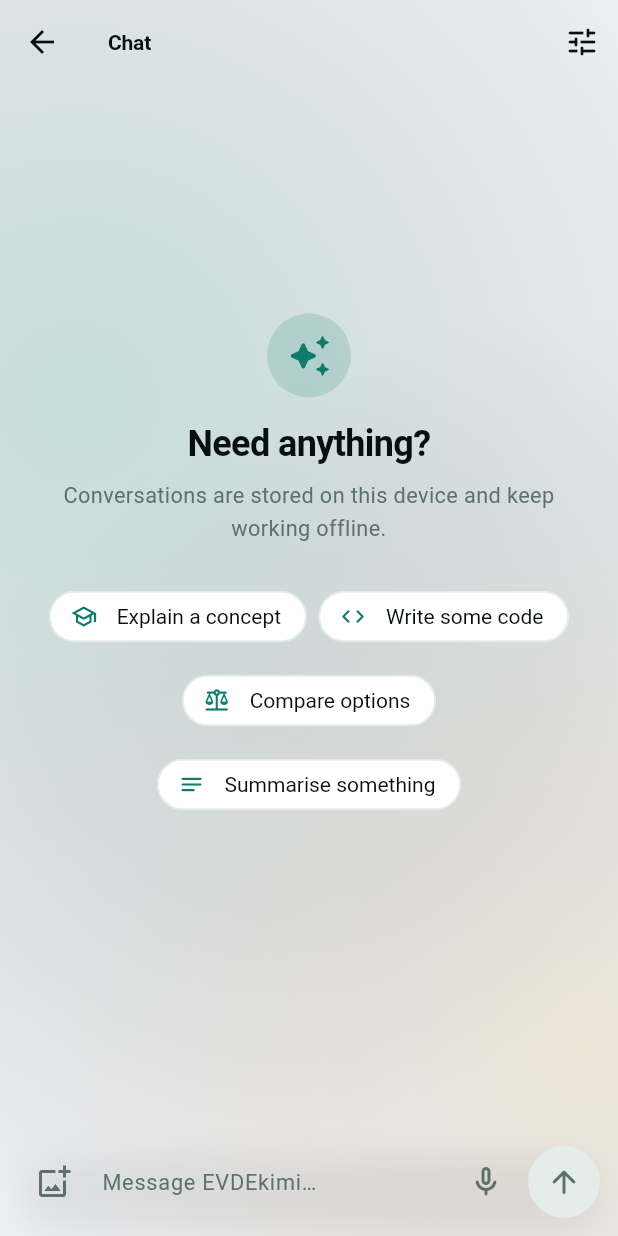
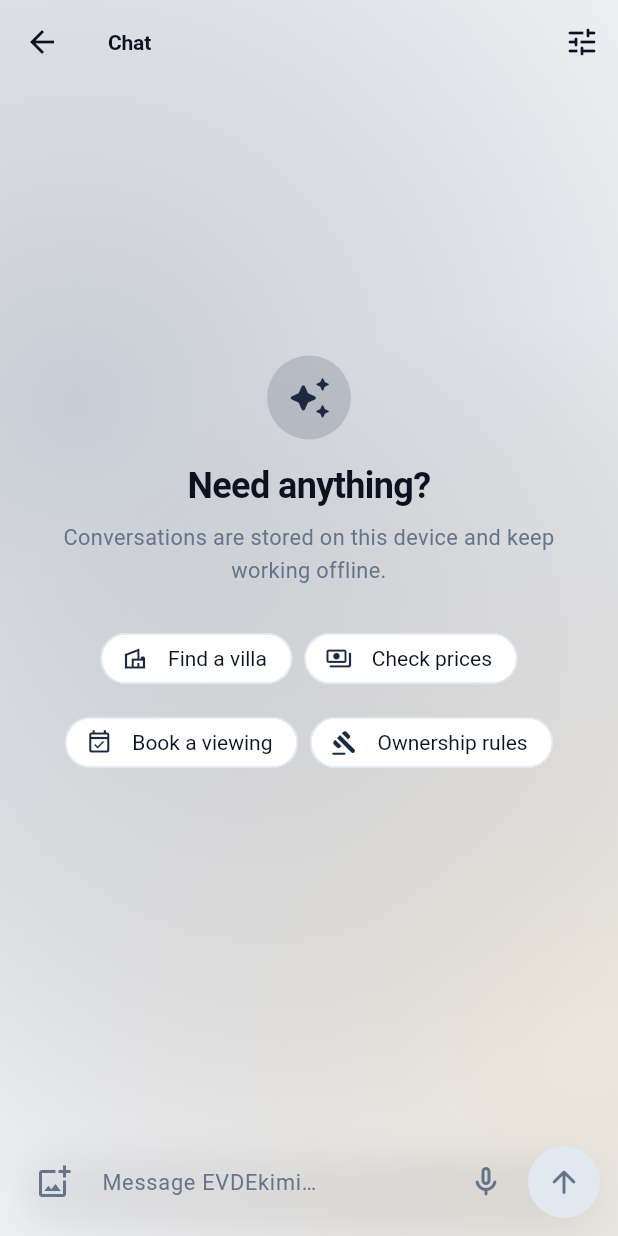
Before and after one commit to matthewraymondh/EVDEkimi-mobile, a Flutter app: the ChatScreen screen opened directly with empty values, on a phone screen of 412 x 824 dp. Run offline on Flutter 3.47's test engine with Material 3 defaults, Android fonts, the phone set to English and light mode, and no system bars; our stand-ins replace connectivity_plus, dio, equatable, flutter_riverpod, flutter_secure_storage, go_router and 4 more; missing offline and left inert: google_mlkit_text_recognition, gpt_markdown, liquid_glass_widgets, onnxruntime; accounts and stored records are empty.

Commit message:
feat: rebrand to EVDEkimi and retarget the assistant at Bali real estate
The company sells property in Bali. The app was built to a generic AI-assistant
brief, so both the palette and the assistant's subject matter were wrong.

Colours now come from the mark rather than from the email signature I originally
sampled — it is navy and white, not teal. Two consequences worth stating:

  - Navy is the primary and it is dark, so filled buttons and outgoing bubbles
    are near-black navy with white text. That reads as considered, which is the
    register property sells in; a bright saturated primary reads as a consumer
    app.
  - The neutral ramp is navy-tinted rather than neutral grey. Greys mixed toward
    the brand hue keep large surfaces feeling related to the mark instead of
    merely adjacent to it.

Brass replaces amber as the single accent, reserved for the on-device badge and
queued states — never decoration.

The on-device model was retrained, which is the substantive change. Its classes
were code / summarize / question — categories no EVDEkimi customer would ever
produce. They are now greeting, gratitude, recall, property_search, pricing,
viewing and legal, the last covering the leasehold, Hak Pakai and PT PMA
questions that dominate Bali property. Trained on a corpus of real enquiries
including area names; all nine probes classify correctly.

This exercised the pipeline end to end and it held: retrain, regenerate the
golden fixture, and the Dart/Python parity test passed against the new weights
without touching the vectorizer. That was the point of building it that way.

RouterIntent gained an explicit wireName, because the model's labels are
snake_case and Dart enum names are lowerCamelCase — deriving one from the other
by string munging would be a silent failure waiting to happen. Its unknown-label
fallback now resolves to a cloud-routed intent, which defers rather than
answering locally with a class this build does not understand.

The mock now answers as a property assistant: listings with areas and lease
terms, a price table by area with yields, viewing availability, and an ownership
comparison. Refusals name the specific gap — live inventory, a current price, an
agent calendar — rather than a generic "I can't help with that", and the legal
refusal says outright that property law is where a confident guess would be
worst. The empty-state suggestion chips changed to match.

123 tests, analyze clean, debug APK builds.

```diff
--- a/lib/design_system/app_theme.dart
+++ b/lib/design_system/app_theme.dart
@@ -10,7 +10,7 @@ import 'package:flutter/services.dart';
 /// The colour scheme is seeded from the brand teal so all tonal roles stay
 /// harmonically related, then a small number of surface roles are overridden by
 /// hand. That override is the point: `ColorScheme.fromSeed` in dark mode
-/// produces surfaces with a violet cast that fights a teal brand, and a chat app
+/// produces surfaces with a violet cast that fights a navy brand, and a chat app
 /// is mostly surface. Everything else is left to Material so future component
 /// themes inherit sensible defaults.
 abstract final class AppTheme {
@@ -20,7 +20,7 @@ abstract final class AppTheme {
 
   static final ColorScheme _lightScheme =
       ColorScheme.fromSeed(
-        seedColor: AppPalette.brandTeal,
+        seedColor: AppPalette.brandNavy,
         // ignore: avoid_redundant_argument_values
         brightness: Brightness.light,
       ).copyWith(
@@ -34,14 +34,14 @@ abstract final class AppTheme {
         onSurface: AppPalette.ink900,
         onSurfaceVariant: AppPalette.ink400,
         outlineVariant: AppPalette.ink100,
-        primary: AppPalette.brandTeal,
+        primary: AppPalette.brandNavy,
         onPrimary: AppPalette.white,
         error: AppPalette.dangerLight,
       );
 
   static final ColorScheme _darkScheme =
       ColorScheme.fromSeed(
-        seedColor: AppPalette.brandTeal,
+        seedColor: AppPalette.brandNavy,
         brightness: Brightness.dark,
       ).copyWith(
         // A near-black base rather than Material's elevated grey. Chat is a
@@ -57,8 +57,8 @@ abstract final class AppTheme {
         onSurfaceVariant: AppPalette.ink300,
         outline: AppPalette.ink500,
         outlineVariant: AppPalette.ink600,
-        primary: AppPalette.brandTealBright,
-        onPrimary: AppPalette.brandTealDeep,
+        primary: AppPalette.brandNavyLifted,
+        onPrimary: AppPalette.brandNavyDeep,
         error: AppPalette.dangerDark,
       );
 
--- a/lib/design_system/chat_theme.dart
+++ b/lib/design_system/chat_theme.dart
@@ -35,20 +35,20 @@ class ChatTheme extends ThemeExtension<ChatTheme> {
   static const ChatTheme light = ChatTheme(
     // The user's own messages carry the brand colour: it is the one element on
     // screen that should feel like "you", and it anchors the eye when scanning.
-    outgoingBubble: AppPalette.brandTeal,
+    outgoingBubble: AppPalette.brandNavy,
     onOutgoingBubble: AppPalette.white,
     // Assistant messages are white on the canvas rather than a tinted fill.
     // Model output is long-form text and needs to read like a document page.
     incomingBubble: AppPalette.white,
     onIncomingBubble: AppPalette.ink900,
     bubbleBorder: AppPalette.ink100,
-    caret: AppPalette.brandTeal,
+    caret: AppPalette.brandNavy,
     codeBackground: AppPalette.ink800,
     codeBorder: AppPalette.ink700,
     inlineCodeBackground: AppPalette.ink100,
     composerBackground: AppPalette.white,
     composerBorder: AppPalette.ink200,
-    onDeviceAccent: AppPalette.brandAmber,
+    onDeviceAccent: AppPalette.brandBrass,
     offlineBanner: AppPalette.ink700,
     onOfflineBanner: AppPalette.ink50,
     success: AppPalette.successLight,
@@ -62,12 +62,12 @@ class ChatTheme extends ThemeExtension<ChatTheme> {
     // Dark mode inverts the emphasis: a saturated fill at full brightness is
     // fatiguing, so the outgoing bubble uses a deep brand tone with a bright
     // foreground instead.
-    outgoingBubble: AppPalette.brandTealDeep,
+    outgoingBubble: AppPalette.brandNavyDeep,
     onOutgoingBubble: AppPalette.ink100,
     incomingBubble: AppPalette.ink800,
     onIncomingBubble: AppPalette.ink100,
     bubbleBorder: AppPalette.ink700,
-    caret: AppPalette.brandTealBright,
+    caret: AppPalette.brandNavyLifted,
     codeBackground: AppPalette.ink900,
     codeBorder: AppPalette.ink700,
     inlineCodeBackground: AppPalette.ink700,
--- a/lib/design_system/palette.dart
+++ b/lib/design_system/palette.dart
@@ -1,45 +1,61 @@
 import 'package:flutter/material.dart';
 
-/// Raw brand colours.
+/// Raw brand colours, taken from the EVDEkimi mark.
 ///
 /// These are the only literal colours in the app; everything else reads from
 /// `ColorScheme` or `ChatTheme`. Keeping the literals in one file is what makes
-/// it possible to answer "is this colour on-brand?" by reading a single screen
-/// of code.
+/// it possible to answer "is this on-brand?" by reading a single screen of code.
+///
+/// The identity is a white geometric roofline on deep navy — a property brand,
+/// not a tech one. Two consequences follow:
+///
+/// * **Navy is the primary, and it is dark.** Filled buttons and outgoing
+///   message bubbles are near-black navy with white text. That reads as
+///   considered and premium, which is the register real estate sells in; a
+///   bright saturated primary would read as a consumer app.
+/// * **The neutral ramp is navy-tinted, not neutral grey.** Greys mixed toward
+///   the brand hue keep large surfaces feeling related to the mark instead of
+///   merely adjacent to it.
 abstract final class AppPalette {
-  /// EVDEkimi teal. Used as the seed so the generated tonal palettes stay
-  /// harmonically related to the brand mark rather than to Material's default
-  /// violet.
-  static const Color brandTeal = Color(0xFF0E7C6B);
-  static const Color brandTealBright = Color(0xFF19A38C);
-  static const Color brandTealDeep = Color(0xFF04322C);
+  /// The mark's background. Primary brand colour.
+  static const Color brandNavy = Color(0xFF1B2A41);
 
-  /// Warm secondary, used for accents that must not read as "primary action" —
-  /// on-device badges, model chips.
-  static const Color brandAmber = Color(0xFFC98A2B);
+  /// Lifted navy for dark mode, where the base navy would disappear into the
+  /// surface behind it. Still unmistakably the same hue.
+  static const Color brandNavyLifted = Color(0xFF5A7CA8);
 
-  /// Neutral ramp. Hand-tuned rather than generated: Material's neutral ramp
-  /// carries a violet tint from the seed, which fights the teal in dark mode.
-  static const Color ink900 = Color(0xFF08100F);
-  static const Color ink800 = Color(0xFF0D1716);
-  static const Color ink700 = Color(0xFF14211F);
-  static const Color ink600 = Color(0xFF1D2E2B);
-  static const Color ink500 = Color(0xFF2A403C);
-  static const Color ink400 = Color(0xFF5A716C);
-  static const Color ink300 = Color(0xFF8FA5A0);
-  static const Color ink200 = Color(0xFFC4D3CF);
-  static const Color ink100 = Color(0xFFE4EDEA);
-  static const Color ink50 = Color(0xFFF3F8F6);
+  /// Deepest tone, for dark-mode fills that must sit under white text.
+  static const Color brandNavyDeep = Color(0xFF0C1421);
+
+  /// Warm brass. Used only where something must read as *distinct* from the
+  /// navy system — the on-device badge, a queued state. Never decoratively:
+  /// spending it dilutes the one accent the brand has.
+  static const Color brandBrass = Color(0xFFC08A2E);
+
+  /// Navy-tinted neutral ramp.
+  ///
+  /// Hand-tuned rather than generated: Material's neutral ramp carries a violet
+  /// cast from the seed, which fights a navy brand on the large surfaces that
+  /// make up most of a chat screen.
+  static const Color ink900 = Color(0xFF0B1220);
+  static const Color ink800 = Color(0xFF111C2E);
+  static const Color ink700 = Color(0xFF1B2739);
+  static const Color ink600 = Color(0xFF27364C);
+  static const Color ink500 = Color(0xFF3A4C68);
+  static const Color ink400 = Color(0xFF64748B);
+  static const Color ink300 = Color(0xFF94A3B8);
+  static const Color ink200 = Color(0xFFCBD5E1);
+  static const Color ink100 = Color(0xFFE2E8F0);
+  static const Color ink50 = Color(0xFFF1F5F9);
   static const Color white = Color(0xFFFFFFFF);
 
   /// Page background in light mode.
   ///
-  /// Deliberately *not* white. Cards and message bubbles are white, so the page
+  /// Deliberately not white. Cards and message bubbles are white, so the page
   /// beneath them has to be a shade darker for them to read as raised surfaces —
   /// white-on-white needs borders or shadows to separate, and both are heavier
-  /// than a two-percent tonal step. Neutral rather than teal-tinted so it stays
-  /// quiet under the brand colour.
-  static const Color canvas = Color(0xFFF4F6F9);
+  /// than a two-percent tonal step.
+  static const Color canvas = Color(0xFFF4F6FA);
 
   /// Semantic status colours, defined for both themes so contrast holds.
   static const Color successLight = Color(0xFF1E7A44);
--- a/lib/features/chat/presentation/chat_screen.dart
+++ b/lib/features/chat/presentation/chat_screen.dart
@@ -270,24 +270,24 @@ class _EmptyConversation extends ConsumerWidget {
   /// actually sent is not.
   static const List<(String, String, IconData)> _prompts = [
     (
-      'Explain a concept',
-      'Explain server-sent events like I am new to it',
-      Icons.school_outlined,
+      'Find a villa',
+      'Show me 3 bedroom villas in Canggu with a private pool',
+      Icons.villa_outlined,
     ),
     (
-      'Write some code',
-      'Write a Dart function that debounces a callback',
-      Icons.code_rounded,
+      'Check prices',
+      'What is the current price range for a 2 bedroom villa in Pererenan?',
+      Icons.payments_outlined,
     ),
     (
-      'Compare options',
-      'Summarise the tradeoffs of on-device inference versus cloud inference',
-      Icons.balance_rounded,
+      'Book a viewing',
+      'Can I schedule a viewing this Saturday afternoon?',
+      Icons.event_available_outlined,
     ),
     (
-      'Summarise something',
-      'Summarise the key points of the article I am about to paste',
-      Icons.notes_rounded,
+      'Ownership rules',
+      'Explain the difference between leasehold and freehold for foreign buyers',
+      Icons.gavel_rounded,
     ),
   ];
 
```
Also changed, not shown: assets/models/evdekimi_router_v1.json (+6 -5 lines), lib/features/ai/data/engines/on_device_engine.dart (+24 -15 lines), lib/features/ai/data/onnx/onnx_router_model.dart (+41 -10 lines), 8 other files.
